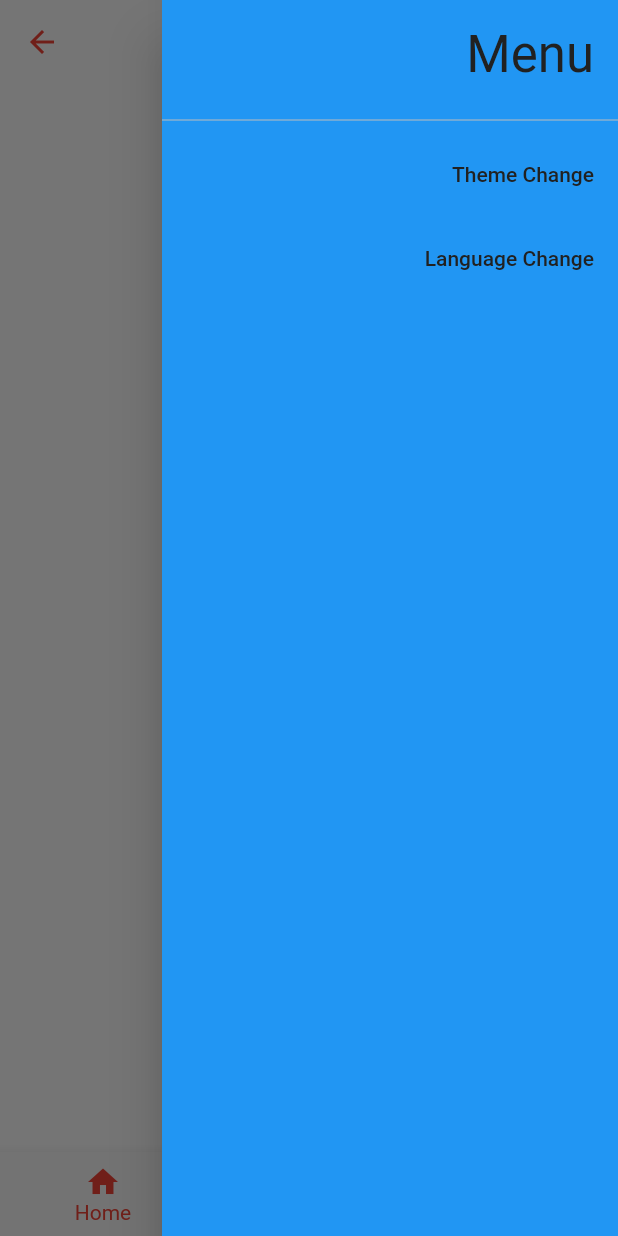
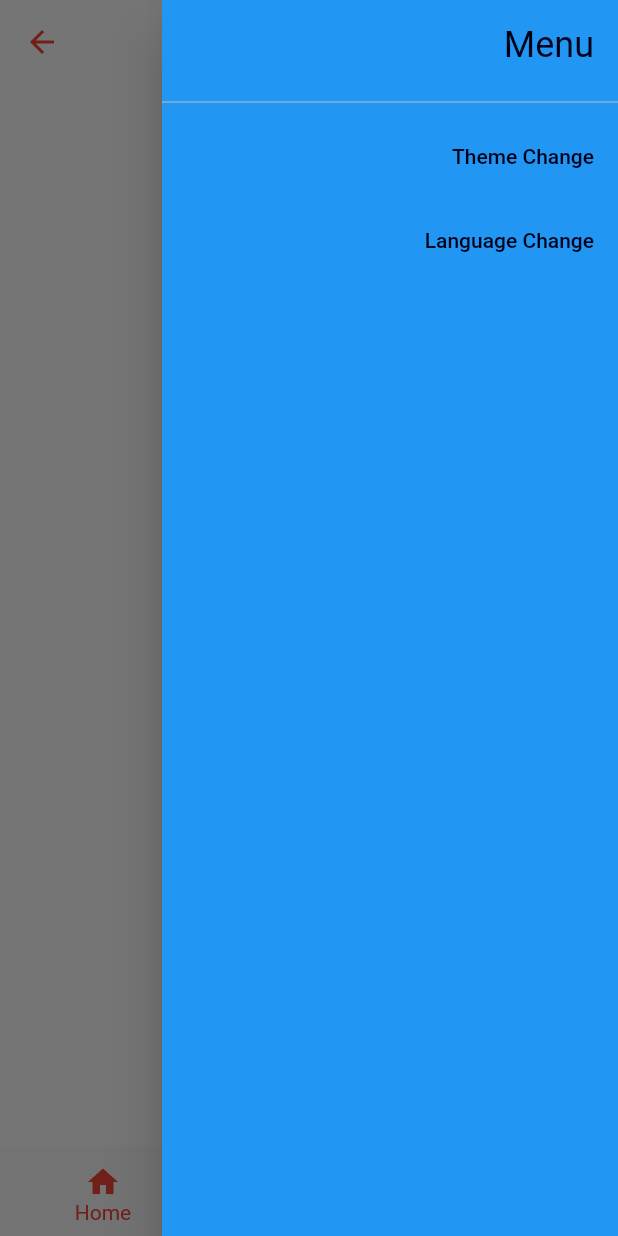
Before and after one commit to aykutonen/chuck_norris_jokes, a Flutter app: the DashboardView screen opened by its route, with the side drawer open, on a phone screen of 412 x 824 dp. Run offline on Flutter 3.47's test engine with Material 2 defaults, Android fonts, the phone set to English and light mode, and no system bars; our stand-ins replace get, get_storage; accounts and stored records are empty; network calls fail.

Commit message:
text style tanımları ayrıldı.

```diff
--- /dev/null
+++ b/lib/core/theme/app_color.dart
@@ -0,0 +1,15 @@
+// red: #F2274C
+// dark blue: #2A2D40
+// blue: #2A5CBF
+// gray: #F2F2F2
+
+import 'package:flutter/material.dart';
+
+class AppColors {
+  static const red = Color(0xFFF2274C);
+  static const dark_blue = Color(0xFF2A2D40);
+  static const light_blue = Color(0xFF53566b);
+  static const black = Color(0xFF00021a);
+  static const blue = Color(0xFF2A5CBF);
+  static const white = Color(0xFFF2F2F2);
+}
--- a/lib/core/theme/color.dart
+++ /dev/null
@@ -1,15 +0,0 @@
-// red: #F2274C
-// dark blue: #2A2D40
-// blue: #2A5CBF
-// gray: #F2F2F2
-
-import 'package:flutter/material.dart';
-
-class AppColors {
-  static const secondary = Color(0xFFF2274C);
-  static const primary = Color(0xFF2A2D40);
-  static const primaryLight = Color(0xFF53566b);
-  static const primaryDark = Color(0xFF00021a);
-  static const onPrimary = Color(0xFF2A5CBF);
-  static const onSecondary = Color(0xFFF2F2F2);
-}
--- /dev/null
+++ b/lib/core/theme/text_style.dart
@@ -0,0 +1,100 @@
+import 'package:chuck_norris_jokes/core/theme/app_color.dart';
+import 'package:flutter/material.dart';
+
+class AppTextStyles {
+  // Light
+  static final _textStyleLight = TextStyle(
+    color: AppColors.black,
+  );
+
+  static final body1 = _textStyleLight.copyWith(
+    fontSize: 14,
+  );
+  static final body2 = _textStyleLight.copyWith(
+    fontSize: 12,
+  );
+  static final h1 = _textStyleLight.copyWith(
+    fontSize: 48,
+    fontWeight: FontWeight.normal,
+  );
+  static final h2 = _textStyleLight.copyWith(
+    fontSize: 40,
+    fontWeight: FontWeight.normal,
+  );
+  static final h3 = _textStyleLight.copyWith(
+    fontSize: 32,
+    fontWeight: FontWeight.normal,
+  );
+  static final h4 = _textStyleLight.copyWith(
+    fontSize: 24,
+    fontWeight: FontWeight.normal,
+  );
+  static final h5 = _textStyleLight.copyWith(
+    fontSize: 16,
+    fontWeight: FontWeight.bold,
+  );
+  static final h6 = _textStyleLight.copyWith(
+    fontSize: 14,
+    fontWeight: FontWeight.bold,
+  );
+  static final button = _textStyleLight.copyWith(
+    fontSize: 12,
+    fontWeight: FontWeight.w400,
+  );
+  static final subtitle1 = _textStyleLight.copyWith(
+    fontSize: 14,
+    fontWeight: FontWeight.normal,
+  );
+  static final subtitle2 = _textStyleLight.copyWith(
+    fontSize: 12,
+    fontWeight: FontWeight.w400,
+  );
+
+  // Dark
+  static final _textStyleDark = _textStyleLight.copyWith(
+    color: AppColors.white,
+  );
+
+  static final body1Dark = _textStyleDark.copyWith(
+    fontSize: 16,
+  );
+  static final body2Dark = _textStyleDark.copyWith(
+    fontSize: 14,
+  );
+  static final subtitle1Dark = _textStyleDark.copyWith(
+    fontSize: 14,
+    fontWeight: FontWeight.normal,
+  );
+  static final subtitle2Dark = _textStyleDark.copyWith(
+    fontSize: 12,
+    fontWeight: FontWeight.w400,
+  );
+  static final h1Dark = _textStyleDark.copyWith(
+    fontSize: 48,
+    fontWeight: FontWeight.normal,
+  );
+  static final h2Dark = _textStyleDark.copyWith(
+    fontSize: 40,
+    fontWeight: FontWeight.normal,
+  );
+  static final h3Dark = _textStyleDark.copyWith(
+    fontSize: 32,
+    fontWeight: FontWeight.normal,
+  );
+  static final h4Dark = _textStyleDark.copyWith(
+    fontSize: 24,
+    fontWeight: FontWeight.normal,
+  );
+  static final h5Dark = _textStyleDark.copyWith(
+    fontSize: 16,
+    fontWeight: FontWeight.bold,
+  );
+  static final h6Dark = _textStyleDark.copyWith(
+    fontSize: 14,
+    fontWeight: FontWeight.bold,
+  );
+  static final buttonDark = _textStyleDark.copyWith(
+    fontSize: 12,
+    fontWeight: FontWeight.w400,
+  );
+}
--- a/lib/main.dart
+++ b/lib/main.dart
@@ -1,5 +1,5 @@
 import 'package:chuck_norris_jokes/controllers/app_controller.dart';
-import 'package:chuck_norris_jokes/core/theme/theme.dart';
+import 'package:chuck_norris_jokes/core/theme/app_theme.dart';
 import 'package:chuck_norris_jokes/core/translations/app_translations.dart';
 import 'package:flutter/material.dart';
 import 'package:get/get.dart';
--- a/lib/views/dashboard.dart
+++ b/lib/views/dashboard.dart
@@ -13,7 +13,10 @@
   Widget build(BuildContext context) {
     return Scaffold(
       appBar: AppBar(
-        title: Obx(() => Text(ctrl.pageTitle)),
+        title: Obx(() => Text(
+              ctrl.pageTitle,
+              style: Get.textTheme.headline4,
+            )),
       ),
       body: SafeArea(
         child: Obx(() => ctrl.currentPage),
--- a/lib/views/likes.dart
+++ b/lib/views/likes.dart
@@ -25,7 +25,10 @@
                   onDismissed: (_) => ctrl.removeLike(joke.id),
                   // direction: DismissDirection.endToStart,
                   child: ListTile(
-                    title: Text(joke.content),
+                    title: Text(
+                      joke.content,
+                      style: Get.textTheme.bodyText2,
+                    ),
                     contentPadding:
                         const EdgeInsets.symmetric(horizontal: 16, vertical: 8),
                     onTap: () => ctrl.openDetail(joke.id),
--- a/lib/views/onboarding.dart
+++ b/lib/views/onboarding.dart
@@ -1,5 +1,5 @@
 import 'package:chuck_norris_jokes/controllers/onboarding_controller.dart';
-import 'package:chuck_norris_jokes/core/theme/color.dart';
+import 'package:chuck_norris_jokes/core/theme/app_color.dart';
 import 'package:flutter/material.dart';
 import 'package:get/get.dart';
 
@@ -37,8 +37,8 @@
                     height: 8,
                     decoration: BoxDecoration(
                       color: ctrl.currentPage.value == index
-                          ? AppColors.secondary
-                          : AppColors.onSecondary,
+                          ? AppColors.red
+                          : AppColors.white,
                       shape: BoxShape.circle,
                     ),
                   ),
```
Also changed, not shown: lib/core/theme/app_theme.dart (added, +132 -0 lines), lib/core/theme/theme.dart (deleted, +0 -124 lines), lib/views/categories.dart (+5 -5 lines), lib/views/like_detail.dart (+6 -1 lines), lib/core/size.dart (added), lib/core/theme/button_style.dart (added).
